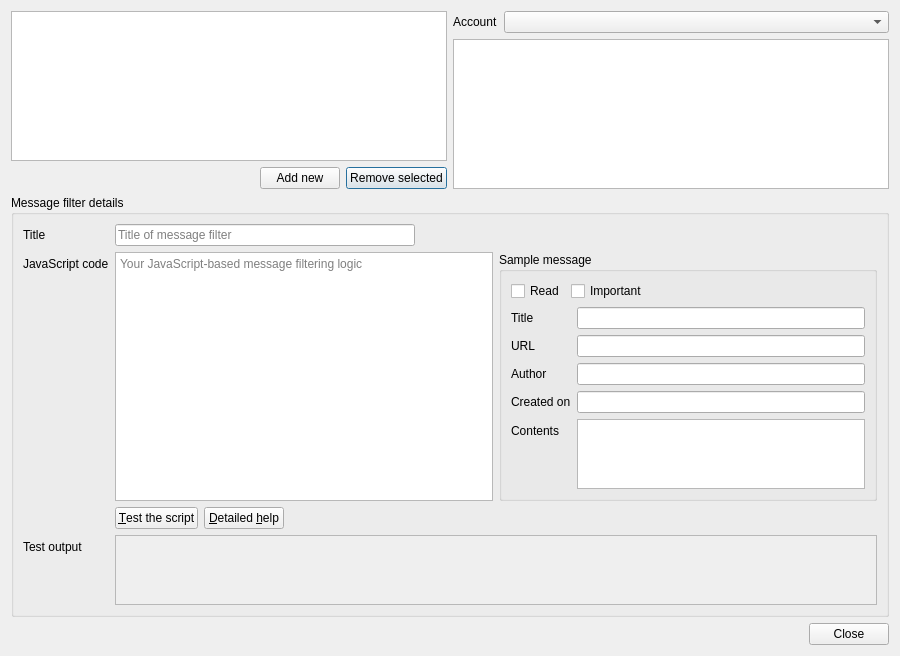
Above: src/librssguard/gui/dialogs/formmessagefiltersmanager.ui from martinrotter/rssguard before the change. Below: the same form after it.
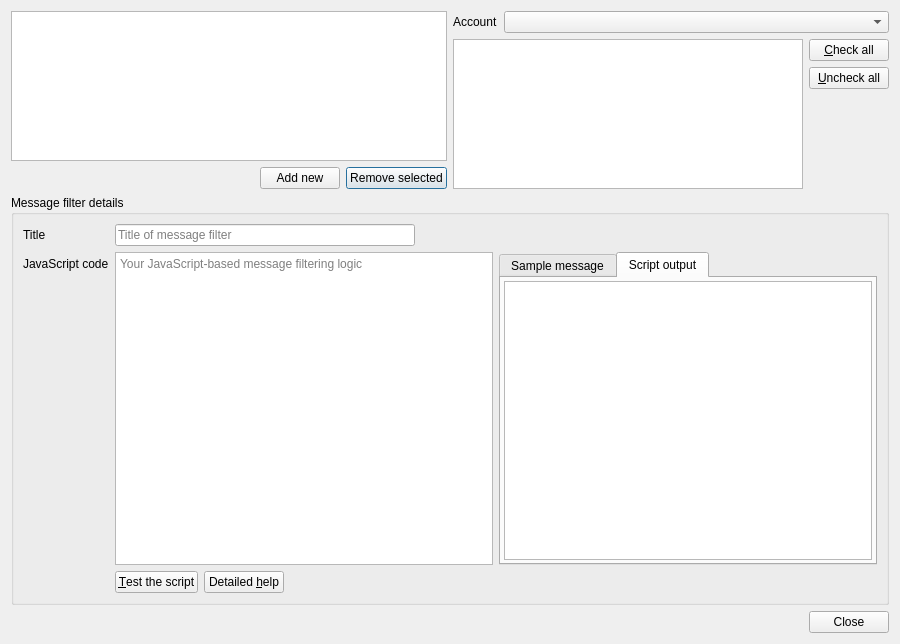
That is the form after the change. The open tabs and pages were chosen to show the change.

Commit message: Work on filtering dialog. add clang-format to support script beautify.

```diff
--- a/src/librssguard/gui/dialogs/formmessagefiltersmanager.ui
+++ b/src/librssguard/gui/dialogs/formmessagefiltersmanager.ui
@@ -50,19 +50,6 @@
    </item>
    <item row="0" column="1">
     <layout class="QFormLayout" name="formLayout_3">
-     <item row="1" column="0" colspan="2">
-      <widget class="QTreeView" name="m_treeFeeds">
-       <property name="minimumSize">
-        <size>
-         <width>0</width>
-         <height>150</height>
-        </size>
-       </property>
-      </widget>
-     </item>
-     <item row="0" column="1">
-      <widget class="QComboBox" name="comboBox"/>
-     </item>
      <item row="0" column="0">
       <widget class="QLabel" name="label_9">
        <property name="text">
@@ -73,6 +60,54 @@
        </property>
       </widget>
      </item>
+     <item row="0" column="1">
+      <widget class="QComboBox" name="comboBox"/>
+     </item>
+     <item row="1" column="0" colspan="2">
+      <layout class="QHBoxLayout" name="horizontalLayout_5">
+       <item>
+        <widget class="QTreeView" name="m_treeFeeds">
+         <property name="minimumSize">
+          <size>
+           <width>0</width>
+           <height>150</height>
+          </size>
+         </property>
+        </widget>
+       </item>
+       <item>
+        <layout class="QVBoxLayout" name="verticalLayout">
+         <item>
+          <widget class="QPushButton" name="pushButton">
+           <property name="text">
+            <string>&amp;Check all</string>
+           </property>
+          </widget>
+         </item>
+         <item>
+          <widget class="QPushButton" name="pushButton_2">
+           <property name="text">
+            <string>&amp;Uncheck all</string>
+           </property>
+          </widget>
+         </item>
+         <item>
+          <spacer name="verticalSpacer">
+           <property name="orientation">
+            <enum>Qt::Vertical</enum>
+           </property>
+           <property name="sizeHint" stdset="0">
+            <size>
+             <width>20</width>
+             <height>40</height>
+            </size>
+           </property>
+          </spacer>
+         </item>
+        </layout>
+       </item>
+      </layout>
+     </item>
     </layout>
    </item>
    <item row="1" column="0" colspan="2">
@@ -147,11 +182,27 @@
          </widget>
         </item>
         <item>
-         <widget class="QGroupBox" name="groupBox_2">
-          <property name="title">
+         <widget class="QTabWidget" name="m_tcMessage">
+          <property name="currentIndex">
+           <number>0</number>
+          </property>
+          <widget class="QWidget" name="m_tabSample">
+           <attribute name="title">
            <string>Sample message</string>
-          </property>
+           </attribute>
           <layout class="QFormLayout" name="formLayout_2">
+            <property name="leftMargin">
+             <number>3</number>
+            </property>
+            <property name="topMargin">
+             <number>3</number>
+            </property>
+            <property name="rightMargin">
+             <number>3</number>
+            </property>
+            <property name="bottomMargin">
+             <number>3</number>
+            </property>
            <item row="0" column="0" colspan="2">
             <layout class="QHBoxLayout" name="horizontalLayout_4">
              <item>
@@ -250,6 +301,36 @@
            </item>
           </layout>
          </widget>
+          <widget class="QWidget" name="m_tabScriptOutput">
+           <attribute name="title">
+            <string>Script output</string>
+           </attribute>
+           <layout class="QHBoxLayout" name="horizontalLayout_6">
+            <property name="leftMargin">
+             <number>3</number>
+            </property>
+            <property name="topMargin">
+             <number>3</number>
+            </property>
+            <property name="rightMargin">
+             <number>3</number>
+            </property>
+            <property name="bottomMargin">
+             <number>3</number>
+            </property>
+            <item>
+             <widget class="QTextEdit" name="m_txtErrors">
+              <property name="sizePolicy">
+               <sizepolicy hsizetype="Expanding" vsizetype="Expanding">
+                <horstretch>0</horstretch>
+                <verstretch>1</verstretch>
+               </sizepolicy>
+              </property>
+             </widget>
+            </item>
+           </layout>
+          </widget>
+         </widget>
         </item>
        </layout>
       </item>
@@ -265,7 +346,7 @@
         <item>
          <widget class="QPushButton" name="m_btnDetailedHelp">
           <property name="text">
-           <string>&amp;Detailed &amp;help</string>
+           <string>Detailed &amp;help</string>
           </property>
          </widget>
         </item>
@@ -284,32 +365,6 @@
         </item>
        </layout>
       </item>
-      <item row="4" column="0">
-       <widget class="QLabel" name="label_3">
-        <property name="text">
-         <string>Test output</string>
-        </property>
-        <property name="buddy">
-         <cstring>m_txtErrors</cstring>
-        </property>
-       </widget>
-      </item>
-      <item row="4" column="1">
-       <widget class="QPlainTextEdit" name="m_txtErrors">
-        <property name="enabled">
-         <bool>false</bool>
-        </property>
-        <property name="sizePolicy">
-         <sizepolicy hsizetype="Expanding" vsizetype="Expanding">
-          <horstretch>0</horstretch>
-          <verstretch>1</verstretch>
-         </sizepolicy>
-        </property>
-        <property name="readOnly">
-         <bool>false</bool>
-        </property>
-       </widget>
-      </item>
      </layout>
     </widget>
    </item>
```
Left out of the diff: 3 changed lines with no effect on the pictures. Lines whose indentation alone changed are shown as unchanged. The commit also changes 10 other files.
